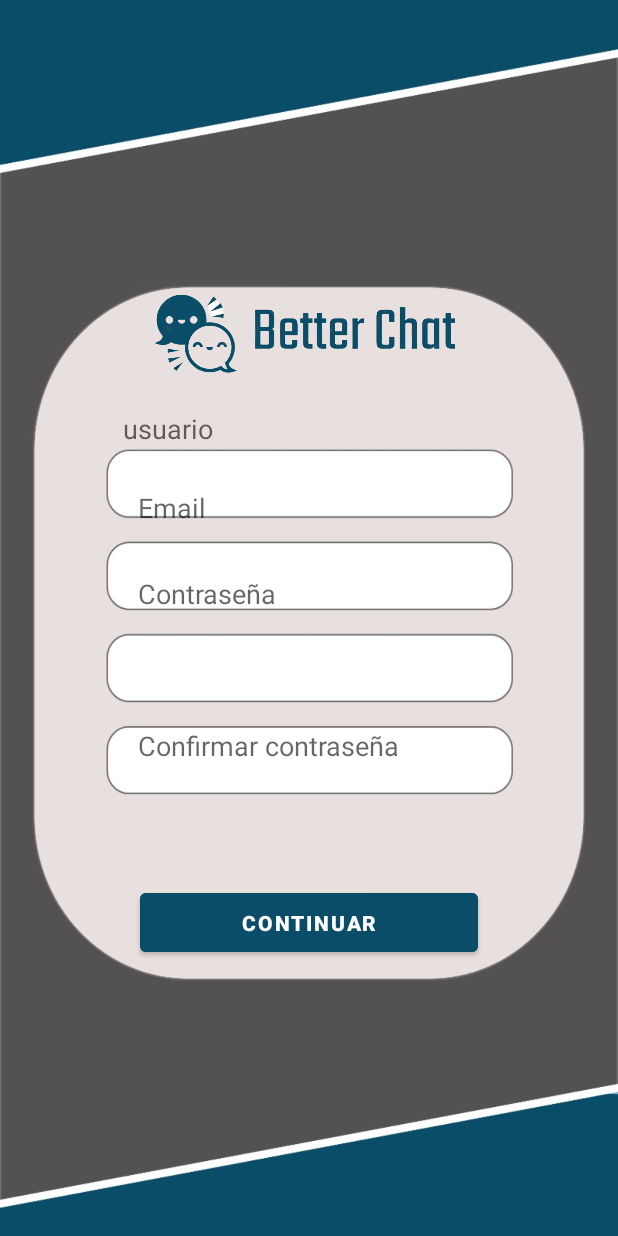
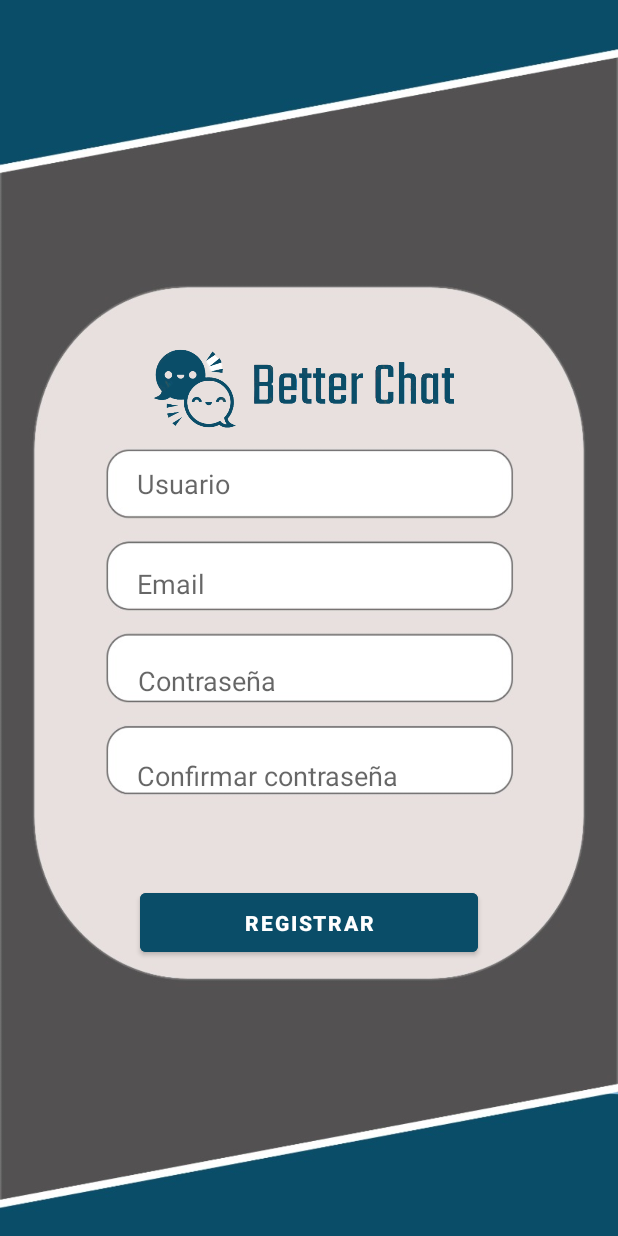
Before and after one commit to Franquito1/AplicacionMovil, an Android app: the Activity_RegistroUsuario screen opened directly, with no data from a screen before it, on a phone screen of 412 x 824 dp. Run offline under Robolectric (Android 15) with nearby library versions, the light colour scheme and no system bars; our stand-ins replace Firebase (no records; nobody signed in at launch, a user with empty details on screens opened directly).

Commit message:
COSAS VARIAS

```diff
--- a/app/src/main/res/layout/activity_login.xml
+++ b/app/src/main/res/layout/activity_login.xml
@@ -33,8 +33,9 @@
         android:layout_marginBottom="8dp"
         android:background="@null"
         android:ems="10"
+        android:hint="Contraseña"
         android:inputType="textPersonName"
-        android:hint="@string/ConstantContraseña"
+        android:password="true"
         android:textColor="#707070"
         app:layout_constraintBottom_toTopOf="@+id/textView_OlvidastePassword"
         app:layout_constraintEnd_toEndOf="parent"
@@ -112,4 +113,5 @@
 
 
 
+
 </androidx.constraintlayout.widget.ConstraintLayout>
--- a/app/src/main/res/layout/activity_perfil_user.xml
+++ b/app/src/main/res/layout/activity_perfil_user.xml
@@ -19,14 +19,14 @@
         android:layout_height="wrap_content"
         android:alpha="1"
         android:rotation="0"
+        android:visibility="visible"
         app:layout_constraintBottom_toBottomOf="parent"
         app:layout_constraintEnd_toEndOf="parent"
         app:layout_constraintHorizontal_bias="0.056"
         app:layout_constraintStart_toStartOf="parent"
         app:layout_constraintTop_toTopOf="parent"
         app:layout_constraintVertical_bias="0.195"
-        tools:srcCompat="@tools:sample/avatars"
-        tools:visibility="visible" />
+        tools:srcCompat="@tools:sample/avatars" />
 
     <ImageView
         android:id="@+id/img_background"
--- a/app/src/main/res/layout/activity_registro_usuario.xml
+++ b/app/src/main/res/layout/activity_registro_usuario.xml
@@ -10,77 +10,72 @@
 
     <EditText
         android:id="@+id/EditText_UsuarioRegistro"
-        android:textColor="#707070"
-        android:layout_width="210dp"
+        android:layout_width="203dp"
         android:layout_height="48dp"
-        android:layout_marginStart="82dp"
-        android:layout_marginTop="264dp"
-        android:layout_marginEnd="120dp"
-        android:layout_marginBottom="7dp"
         android:background="@null"
         android:ems="10"
+        android:hint="Usuario"
         android:inputType="textPersonName"
-        android:hint="usuario"
-        app:layout_constraintBottom_toTopOf="@+id/EditText_EmailRegistro"
+        android:textColor="#707070"
+        app:layout_constraintBottom_toBottomOf="parent"
         app:layout_constraintEnd_toEndOf="parent"
+        app:layout_constraintHorizontal_bias="0.437"
         app:layout_constraintStart_toStartOf="parent"
-        app:layout_constraintTop_toTopOf="parent" />
+        app:layout_constraintTop_toTopOf="parent"
+        app:layout_constraintVertical_bias="0.385" />
+
 
     <EditText
         android:id="@+id/EditText_EmailRegistro"
         android:layout_width="210dp"
         android:layout_height="48dp"
-        android:textColor="#707070"
-        android:layout_marginStart="81dp"
-        android:layout_marginTop="316dp"
-        android:layout_marginEnd="110dp"
-        android:layout_marginBottom="11dp"
         android:background="@null"
         android:ems="10"
+        android:hint="@string/ConstantEmail"
         android:inputType="textPersonName"
-        android:hint="@string/ConstantEmail"
-        app:layout_constraintBottom_toTopOf="@+id/EditText_PasswordRegistro"
+        android:textColor="#707070"
+        app:layout_constraintBottom_toBottomOf="parent"
         app:layout_constraintEnd_toEndOf="parent"
-        app:layout_constraintHorizontal_bias="1.0"
+        app:layout_constraintHorizontal_bias="0.452"
         app:layout_constraintStart_toStartOf="parent"
-        app:layout_constraintTop_toTopOf="parent" />
-
+        app:layout_constraintTop_toTopOf="parent"
+        app:layout_constraintVertical_bias="0.471" />
 
     <EditText
         android:id="@+id/EditText_PasswordRegistro"
         android:layout_width="210dp"
         android:layout_height="48dp"
         android:layout_marginStart="81dp"
-        android:layout_marginTop="372dp"
         android:layout_marginEnd="110dp"
         android:background="@null"
         android:ems="10"
+        android:hint="@string/ConstantContraseña"
         android:inputType="textPersonName"
-        android:hint="@string/ConstantContraseña"
+        android:password="true"
         android:textColor="#707070"
+        app:layout_constraintBottom_toBottomOf="parent"
         app:layout_constraintEnd_toEndOf="parent"
         app:layout_constraintHorizontal_bias="1.0"
         app:layout_constraintStart_toStartOf="parent"
-        app:layout_constraintTop_toTopOf="parent" />
+        app:layout_constraintTop_toTopOf="parent"
+        app:layout_constraintVertical_bias="0.554" />
 
     <EditText
         android:id="@+id/EditText_PasswordConfirm"
         android:layout_width="210dp"
         android:layout_height="48dp"
-        android:layout_marginStart="81dp"
-        android:layout_marginTop="410dp"
-        android:layout_marginEnd="110dp"
-        android:layout_marginBottom="5dp"
         android:background="@null"
         android:ems="10"
         android:hint="Confirmar contraseña"
         android:inputType="textPersonName"
+        android:password="true"
         android:textColor="#707070"
-        app:layout_constraintBottom_toTopOf="@+id/button_RegistrarUsuario"
+        app:layout_constraintBottom_toBottomOf="parent"
         app:layout_constraintEnd_toEndOf="parent"
-        app:layout_constraintHorizontal_bias="1.0"
+        app:layout_constraintHorizontal_bias="0.452"
         app:layout_constraintStart_toStartOf="parent"
-        app:layout_constraintTop_toTopOf="parent" />
+        app:layout_constraintTop_toTopOf="parent"
+        app:layout_constraintVertical_bias="0.636" />
 
     <Button
         android:id="@+id/button_RegistrarUsuario"
@@ -103,13 +98,13 @@
         android:layout_width="306dp"
         android:layout_height="66dp"
         android:layout_marginStart="62dp"
-        android:layout_marginTop="189dp"
         android:layout_marginEnd="43dp"
-        android:layout_marginBottom="9dp"
-        app:layout_constraintBottom_toTopOf="@+id/EditText_UsuarioRegistro"
+        app:layout_constraintBottom_toBottomOf="parent"
         app:layout_constraintEnd_toEndOf="parent"
+        app:layout_constraintHorizontal_bias="0.0"
         app:layout_constraintStart_toStartOf="parent"
         app:layout_constraintTop_toTopOf="parent"
+        app:layout_constraintVertical_bias="0.296"
         app:srcCompat="@drawable/logobetterchat" />
 
 
--- a/app/src/main/res/values/strings.xml
+++ b/app/src/main/res/values/strings.xml
@@ -3,7 +3,7 @@
     <string name="ConstantEmail">Email</string>
     <string name="ConstanteUsuario">Usuario</string>
     <string name="ConstantContraseña">Contraseña</string>
-    <string name="ConstantContinuar">Continuar</string>
+    <string name="ConstantContinuar">REGISTRAR</string>
     <string name="ConstantConfirmaContraseña">Confirma tu Contraseña</string>
     <string name="ConstantInicioSesion">Iniciar Sesion</string>
     <string name="ConstantOlvidasteContraseña">¿Olvidaste tu Contraseña?</string>
```
